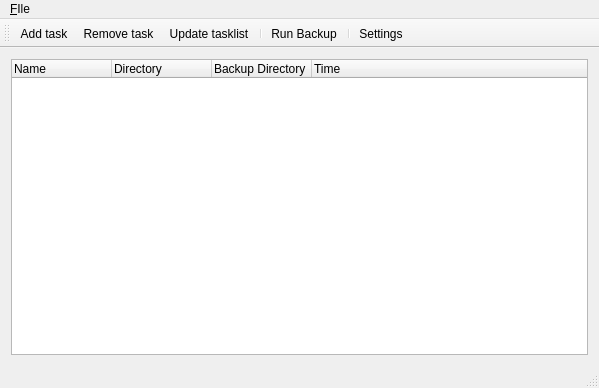
Above: mainwindow.ui from ARDev1161/qBackupNew before the change. Below: the same form after it.
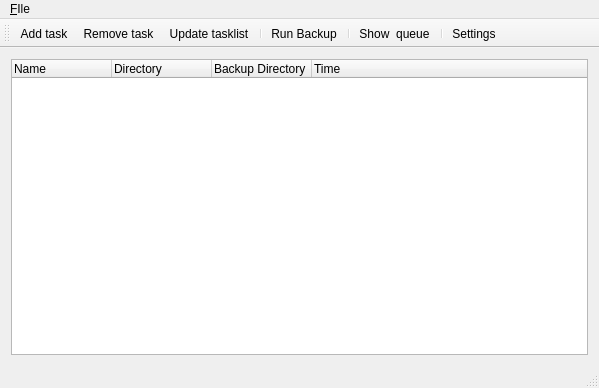
That is the form after the change.

What changed in the file:
```diff
--- a/mainwindow.ui
+++ b/mainwindow.ui
@@ -78,6 +78,8 @@
    <addaction name="separator"/>
    <addaction name="actionRun_Backup"/>
    <addaction name="separator"/>
+   <addaction name="actionShow_queue"/>
+   <addaction name="separator"/>
    <addaction name="actionSettings"/>
   </widget>
   <action name="actionAdd_task">
@@ -105,6 +107,11 @@
     <string>Settings</string>
    </property>
   </action>
+  <action name="actionShow_queue">
+   <property name="text">
+    <string>Show  queue</string>
+   </property>
+  </action>
  </widget>
  <layoutdefault spacing="6" margin="11"/>
  <resources/>
```
